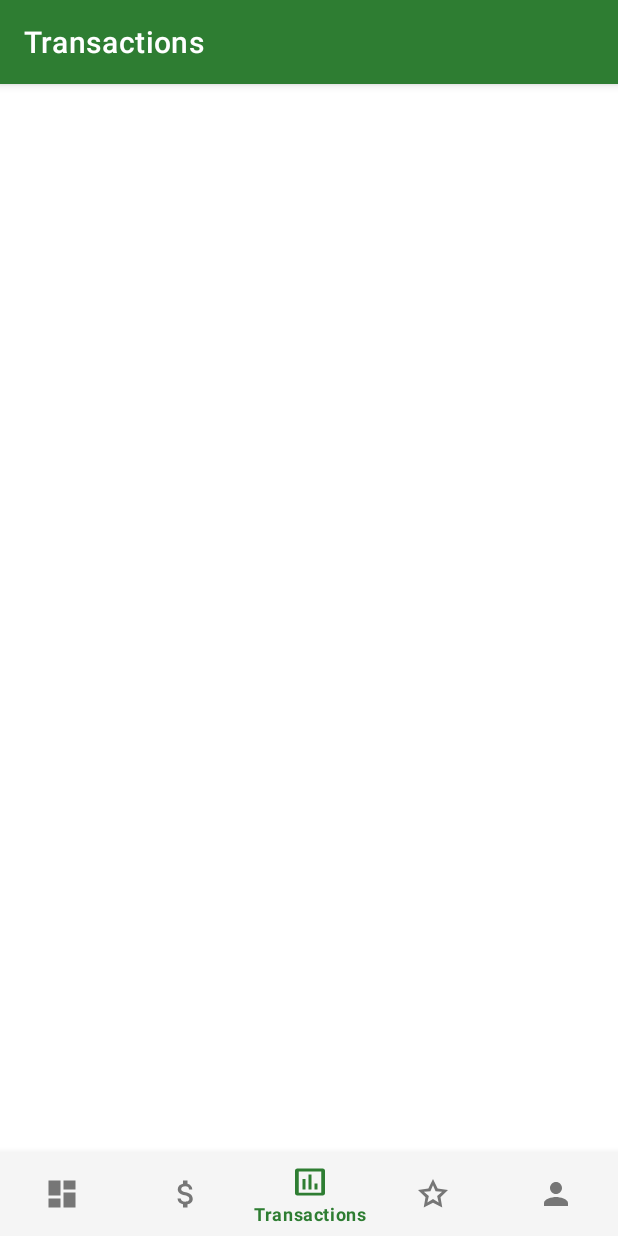
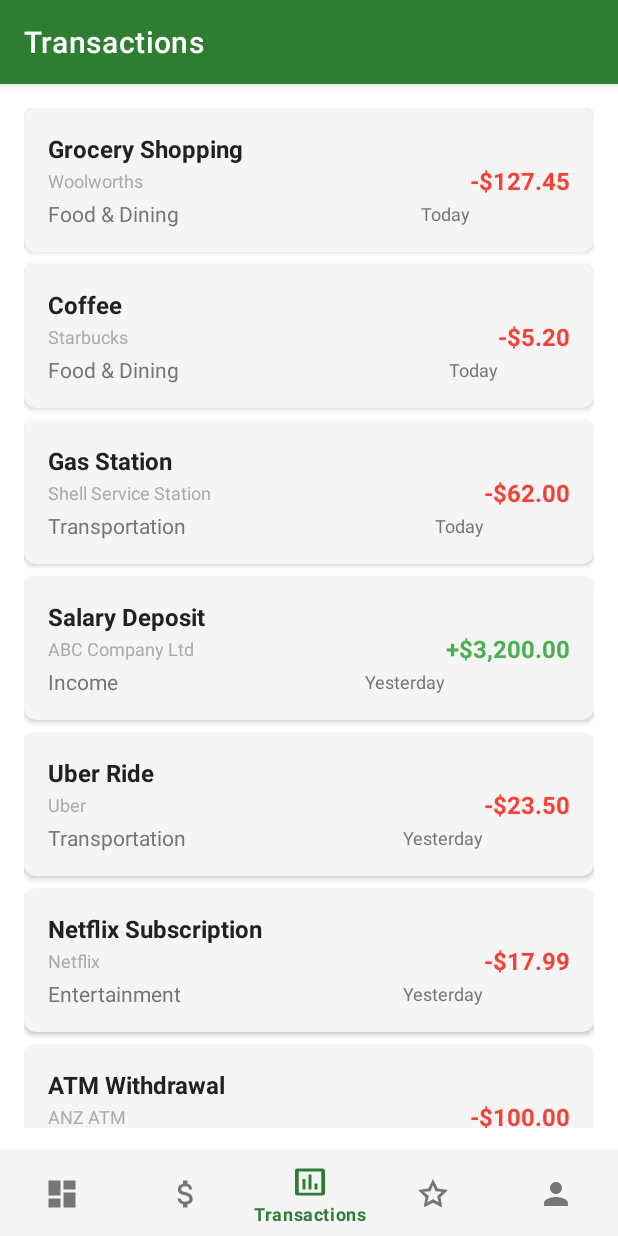
Before and after one commit to BraedonRoss/CP3406-Finance-Tracker, an Android app: the TransactionsFragment screen opened through its navigation route, on a phone screen of 412 x 824 dp. Run offline under Robolectric (Android 15) with nearby library versions, the phone set to English and light mode, and no system bars; our stand-ins replace navigation-ui.

Commit message:
Implement comprehensive transactions screen with real data

```diff
--- /dev/null
+++ b/app/src/main/java/com/cp3406/financetracker/ui/transactions/Transaction.kt
@@ -0,0 +1,23 @@
+package com.cp3406.financetracker.ui.transactions
+
+import java.util.Date
+
+data class Transaction(
+    val id: String,
+    val description: String,
+    val amount: Double,
+    val category: String,
+    val date: Date,
+    val type: TransactionType,
+    val merchantName: String? = null
+) {
+    val isExpense: Boolean
+        get() = type == TransactionType.EXPENSE
+
+    val displayAmount: Double
+        get() = if (isExpense) -amount else amount
+}
+
+enum class TransactionType {
+    INCOME, EXPENSE
+}
--- /dev/null
+++ b/app/src/main/java/com/cp3406/financetracker/ui/transactions/TransactionAdapter.kt
@@ -0,0 +1,90 @@
+package com.cp3406.financetracker.ui.transactions
+
+import android.view.LayoutInflater
+import android.view.View
+import android.view.ViewGroup
+import androidx.core.content.ContextCompat
+import androidx.recyclerview.widget.DiffUtil
+import androidx.recyclerview.widget.ListAdapter
+import androidx.recyclerview.widget.RecyclerView
+import com.cp3406.financetracker.R
+import com.cp3406.financetracker.databinding.ItemTransactionBinding
+import java.text.NumberFormat
+import java.text.SimpleDateFormat
+import java.util.*
+import java.util.concurrent.TimeUnit
+
+class TransactionAdapter(
+    private val onItemClick: (Transaction) -> Unit = {}
+) : ListAdapter<Transaction, TransactionAdapter.TransactionViewHolder>(TransactionDiffCallback()) {
+
+    override fun onCreateViewHolder(parent: ViewGroup, viewType: Int): TransactionViewHolder {
+        val binding = ItemTransactionBinding.inflate(
+            LayoutInflater.from(parent.context), parent, false
+        )
+        return TransactionViewHolder(binding)
+    }
+
+    override fun onBindViewHolder(holder: TransactionViewHolder, position: Int) {
+        holder.bind(getItem(position), onItemClick)
+    }
+
+    class TransactionViewHolder(private val binding: ItemTransactionBinding) : RecyclerView.ViewHolder(binding.root) {
+
+        private val currencyFormatter = NumberFormat.getCurrencyInstance(Locale.US)
+
+        fun bind(transaction: Transaction, onItemClick: (Transaction) -> Unit) {
+            binding.apply {
+                descriptionText.text = transaction.description
+                categoryText.text = transaction.category
+
+                // Show merchant if available
+                if (!transaction.merchantName.isNullOrBlank() && transaction.merchantName != transaction.description) {
+                    merchantText.text = transaction.merchantName
+                    merchantText.visibility = View.VISIBLE
+                } else {
+                    merchantText.visibility = View.GONE
+                }
+
+                // Format date
+                dateText.text = formatDate(transaction.date)
+
+                // Format amount with proper color
+                val formattedAmount = currencyFormatter.format(Math.abs(transaction.amount))
+                if (transaction.isExpense) {
+                    amountText.text = "-$formattedAmount"
+                    amountText.setTextColor(ContextCompat.getColor(root.context, R.color.expense_red))
+                } else {
+                    amountText.text = "+$formattedAmount"
+                    amountText.setTextColor(ContextCompat.getColor(root.context, R.color.income_green))
+                }
+
+                root.setOnClickListener { onItemClick(transaction) }
+            }
+        }
+
+        private fun formatDate(date: Date): String {
+            val now = Calendar.getInstance()
+            val transactionCal = Calendar.getInstance().apply { time = date }
+
+            val daysDiff = TimeUnit.MILLISECONDS.toDays(now.timeInMillis - date.time)
+
+            return when {
+                daysDiff == 0L -> "Today"
+                daysDiff == 1L -> "Yesterday"
+                daysDiff < 7 -> SimpleDateFormat("EEEE", Locale.getDefault()).format(date)
+                else -> SimpleDateFormat("MMM dd", Locale.getDefault()).format(date)
+            }
+        }
+    }
+
+    private class TransactionDiffCallback : DiffUtil.ItemCallback<Transaction>() {
+        override fun areItemsTheSame(oldItem: Transaction, newItem: Transaction): Boolean {
+            return oldItem.id == newItem.id
+        }
+
+        override fun areContentsTheSame(oldItem: Transaction, newItem: Transaction): Boolean {
+            return oldItem == newItem
+        }
+    }
+}
--- a/app/src/main/java/com/cp3406/financetracker/ui/transactions/TransactionsFragment.kt
+++ b/app/src/main/java/com/cp3406/financetracker/ui/transactions/TransactionsFragment.kt
@@ -1,11 +1,13 @@
 package com.cp3406.financetracker.ui.transactions
 
 import android.os.Bundle
+import android.util.Log
 import android.view.LayoutInflater
 import android.view.View
 import android.view.ViewGroup
 import androidx.fragment.app.Fragment
 import androidx.lifecycle.ViewModelProvider
+import androidx.recyclerview.widget.LinearLayoutManager
 import com.cp3406.financetracker.databinding.FragmentTransactionsBinding
 
 class TransactionsFragment : Fragment() {
@@ -13,16 +15,44 @@ class TransactionsFragment : Fragment() {
     private var _binding: FragmentTransactionsBinding? = null
     private val binding get() = _binding!!
 
+    private lateinit var transactionAdapter: TransactionAdapter
+    private lateinit var viewModel: TransactionsViewModel
+
     override fun onCreateView(inflater: LayoutInflater, container: ViewGroup?, savedInstanceState: Bundle?): View {
         _binding = FragmentTransactionsBinding.inflate(inflater, container, false)
 
-        val vm = ViewModelProvider(this)[TransactionsViewModel::class.java]
+        viewModel = ViewModelProvider(this)[TransactionsViewModel::class.java]
 
-        vm.text.observe(viewLifecycleOwner) { text ->
-            binding.emptyStateText.text = text
+        setupRecyclerView()
+        observeTransactions()
+
+        return binding.root
+    }
+
+    private fun setupRecyclerView() {
+        transactionAdapter = TransactionAdapter { transaction ->
+            // Handle transaction click - could show details, edit, etc.
+            Log.d("TransactionsFragment", "Clicked transaction: ${transaction.description}")
         }
 
-        return binding.root
+        binding.recyclerViewTransactions.apply {
+            layoutManager = LinearLayoutManager(context)
+            adapter = transactionAdapter
+        }
+    }
+
+    private fun observeTransactions() {
+        viewModel.transactions.observe(viewLifecycleOwner) { transactions ->
+            if (transactions.isEmpty()) {
+                binding.emptyStateText.visibility = View.VISIBLE
+                binding.recyclerViewTransactions.visibility = View.GONE
+                binding.emptyStateText.text = "No transactions yet"
+            } else {
+                binding.emptyStateText.visibility = View.GONE
+                binding.recyclerViewTransactions.visibility = View.VISIBLE
+                transactionAdapter.submitList(transactions)
+            }
+        }
     }
 
     override fun onDestroyView() {
--- a/app/src/main/java/com/cp3406/financetracker/ui/transactions/TransactionsViewModel.kt
+++ b/app/src/main/java/com/cp3406/financetracker/ui/transactions/TransactionsViewModel.kt
@@ -3,11 +3,118 @@ package com.cp3406.financetracker.ui.transactions
 import androidx.lifecycle.LiveData
 import androidx.lifecycle.MutableLiveData
 import androidx.lifecycle.ViewModel
+import java.util.*
 
 class TransactionsViewModel : ViewModel() {
 
-    private val _text = MutableLiveData<String>().apply {
-        value = "Transactions will appear here"
+    private val _transactions = MutableLiveData<List<Transaction>>()
+    val transactions: LiveData<List<Transaction>> = _transactions
+
+    init {
+        loadTransactions()
     }
-    val text: LiveData<String> = _text
+
+    private fun loadTransactions() {
+        val mockTransactions = listOf(
+            Transaction(
+                id = "1",
+                description = "Salary Deposit",
+                amount = 3200.00,
+                category = "Income",
+                date = Calendar.getInstance().apply {
+                    add(Calendar.DAY_OF_MONTH, -1)
+                    set(Calendar.HOUR_OF_DAY, 9)
+                }.time,
+                type = TransactionType.INCOME,
+                merchantName = "ABC Company Ltd"
+            ),
+            Transaction(
+                id = "2",
+                description = "Grocery Shopping",
+                amount = 127.45,
+                category = "Food & Dining",
+                date = Calendar.getInstance().apply {
+                    add(Calendar.DAY_OF_MONTH, 0)
+                    set(Calendar.HOUR_OF_DAY, 14)
+                }.time,
+                type = TransactionType.EXPENSE,
+                merchantName = "Woolworths"
+            ),
+            Transaction(
+                id = "3",
+                description = "Coffee",
+                amount = 5.20,
+                category = "Food & Dining",
+                date = Calendar.getInstance().apply {
+                    add(Calendar.DAY_OF_MONTH, 0)
+                    set(Calendar.HOUR_OF_DAY, 10)
+                }.time,
+                type = TransactionType.EXPENSE,
+                merchantName = "Starbucks"
+            ),
+            Transaction(
+                id = "4",
+                description = "Gas Station",
+                amount = 62.00,
+                category = "Transportation",
+                date = Calendar.getInstance().apply {
+                    add(Calendar.DAY_OF_MONTH, -1)
+                    set(Calendar.HOUR_OF_DAY, 16)
+                }.time,
+                type = TransactionType.EXPENSE,
+                merchantName = "Shell Service Station"
+            ),
+            Transaction(
+                id = "5",
+                description = "Netflix Subscription",
+                amount = 17.99,
+                category = "Entertainment",
+                date = Calendar.getInstance().apply {
+                    add(Calendar.DAY_OF_MONTH, -2)
+                    set(Calendar.HOUR_OF_DAY, 12)
+                }.time,
+                type = TransactionType.EXPENSE,
+                merchantName = "Netflix"
+            ),
+            Transaction(
+                id = "6",
+                description = "ATM Withdrawal",
+                amount = 100.00,
+                category = "Cash & ATM",
+                date = Calendar.getInstance().apply {
+                    add(Calendar.DAY_OF_MONTH, -3)
+                    set(Calendar.HOUR_OF_DAY, 18)
+                }.time,
+                type = TransactionType.EXPENSE,
+                merchantName = "ANZ ATM"
+            ),
+            Transaction(
+                id = "7",
+                description = "Freelance Payment",
+                amount = 450.00,
+                category = "Income",
+                date = Calendar.getInstance().apply {
+                    add(Calendar.DAY_OF_MONTH, -4)
+                    set(Calendar.HOUR_OF_DAY, 11)
+                }.time,
+                type = TransactionType.INCOME,
+                merchantName = "XYZ Digital Agency"
+            ),
+            Transaction(
+                id = "8",
+                description = "Uber Ride",
+                amount = 23.50,
+                category = "Transportation",
+                date = Calendar.getInstance().apply {
+                    add(Calendar.DAY_OF_MONTH, -2)
+                    set(Calendar.HOUR_OF_DAY, 22)
+                }.time,
+                type = TransactionType.EXPENSE,
+                merchantName = "Uber"
+            )
+        )
+
+        // Sort by date descending (most recent first)
+        _transactions.value = mockTransactions.sortedByDescending { it.date }
+    }
 }
--- /dev/null
+++ b/app/src/main/res/layout/item_transaction.xml
@@ -0,0 +1,78 @@
+<?xml version="1.0" encoding="utf-8"?>
+<com.google.android.material.card.MaterialCardView xmlns:android="http://schemas.android.com/apk/res/android"
+    xmlns:app="http://schemas.android.com/apk/res-auto"
+    xmlns:tools="http://schemas.android.com/tools"
+    android:layout_width="match_parent"
+    android:layout_height="wrap_content"
+    android:layout_marginBottom="8dp"
+    app:cardCornerRadius="8dp"
+    app:cardElevation="2dp">
+
+    <androidx.constraintlayout.widget.ConstraintLayout
+        android:layout_width="match_parent"
+        android:layout_height="wrap_content"
+        android:padding="16dp">
+
+        <TextView
+            android:id="@+id/description_text"
+            android:layout_width="0dp"
+            android:layout_height="wrap_content"
+            android:textSize="16sp"
+            android:textStyle="bold"
+            android:textColor="@color/on_surface"
+            app:layout_constraintEnd_toStartOf="@+id/amount_text"
+            app:layout_constraintStart_toStartOf="parent"
+            app:layout_constraintTop_toTopOf="parent"
+            tools:text="Starbucks Coffee" />
+
+        <TextView
+            android:id="@+id/merchant_text"
+            android:layout_width="0dp"
+            android:layout_height="wrap_content"
+            android:layout_marginTop="2dp"
+            android:textColor="@android:color/darker_gray"
+            android:textSize="12sp"
+            android:visibility="gone"
+            app:layout_constraintEnd_toStartOf="@+id/amount_text"
+            app:layout_constraintStart_toStartOf="parent"
+            app:layout_constraintTop_toBottomOf="@+id/description_text"
+            tools:text="Merchant Name"
+            tools:visibility="visible" />
+
+        <TextView
+            android:id="@+id/category_text"
+            android:layout_width="0dp"
+            android:layout_height="wrap_content"
+            android:layout_marginTop="4dp"
+            android:textColor="@color/on_surface_variant"
+            android:textSize="14sp"
+            app:layout_constraintEnd_toStartOf="@+id/date_text"
+            app:layout_constraintStart_toStartOf="parent"
+            app:layout_constraintTop_toBottomOf="@+id/merchant_text"
+            tools:text="Food &amp; Dining" />
+
+        <TextView
+            android:id="@+id/date_text"
+            android:layout_width="wrap_content"
+            android:layout_height="wrap_content"
+            android:textColor="@color/on_surface_variant"
+            android:textSize="12sp"
+            app:layout_constraintBottom_toBottomOf="@+id/category_text"
+            app:layout_constraintEnd_toStartOf="@+id/amount_text"
+            app:layout_constraintTop_toTopOf="@+id/category_text"
+            tools:text="Today" />
+
+        <TextView
+            android:id="@+id/amount_text"
+            android:layout_width="wrap_content"
+            android:layout_height="wrap_content"
+            android:textSize="16sp"
+            android:textStyle="bold"
+            app:layout_constraintBottom_toBottomOf="parent"
+            app:layout_constraintEnd_toEndOf="parent"
+            app:layout_constraintTop_toTopOf="parent"
+            tools:text="-$4.50" />
+
+    </androidx.constraintlayout.widget.ConstraintLayout>
+
+</com.google.android.material.card.MaterialCardView>
```
